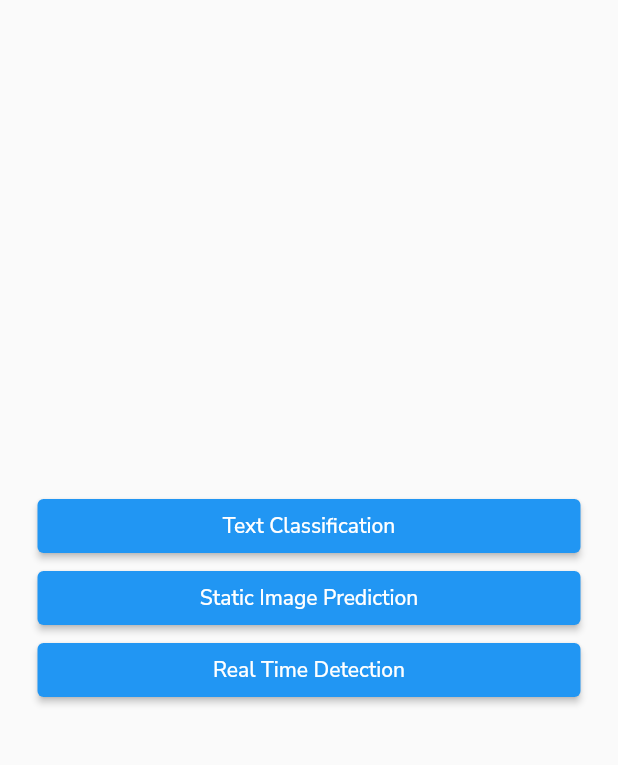
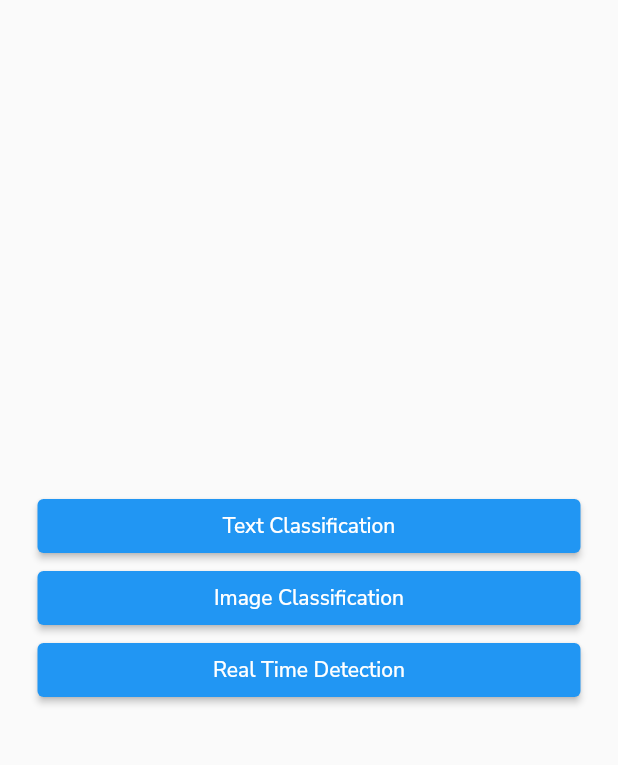
Before and after one commit to himanshusharma89/machinely, a Flutter app: the screen it shows after launch, on a phone screen of 412 x 824 dp, the part 62-827 px from its top. Run offline on Flutter 3.47's test engine with Material 2 defaults, Android fonts, the phone set to English and light mode, and no system bars; our stand-ins replace camera, google_fonts; project files that could hold a hidden picture were left out.

Commit message:
Static Image Prediction -> Image Classification

```diff
--- a/lib/main.dart
+++ b/lib/main.dart
@@ -103,7 +103,7 @@ class _MyHomePageState extends State<MyHomePage> {
                           builder: (_) => const ImageClassificationView()));
                 },
                 child: const Text(
-                  'Static Image Prediction',
+                  'Image Classification',
                 )),
             ElevatedButton(
                 onPressed: () {
--- a/lib/views/image_classification_view.dart
+++ b/lib/views/image_classification_view.dart
@@ -43,7 +43,7 @@ class _ImageClassificationViewState extends State<ImageClassificationView> {
   @override
   Widget build(BuildContext context) {
     return Scaffold(
-      appBar: AppBar(title: const Text('Static Image Prediction')),
+      appBar: AppBar(title: const Text('Image Classification')),
       body: Column(
         children: [
           Flexible(flex: 7, fit: FlexFit.tight, child: imagePicker()),
```
Also changed, not shown: 1 other file.
